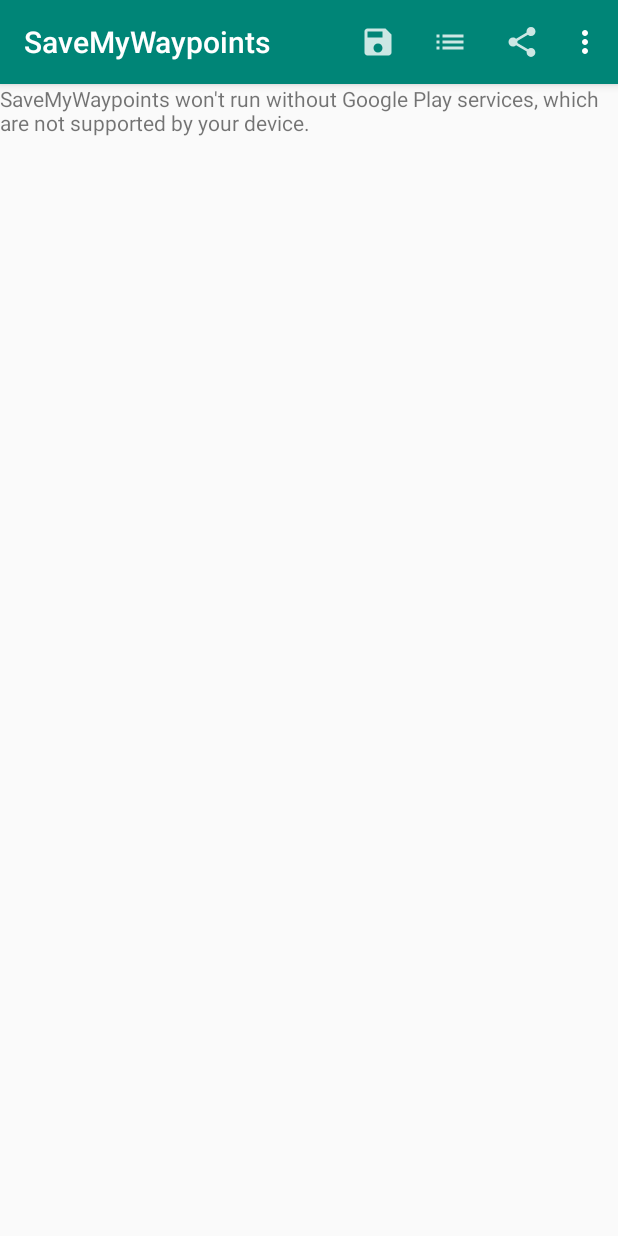
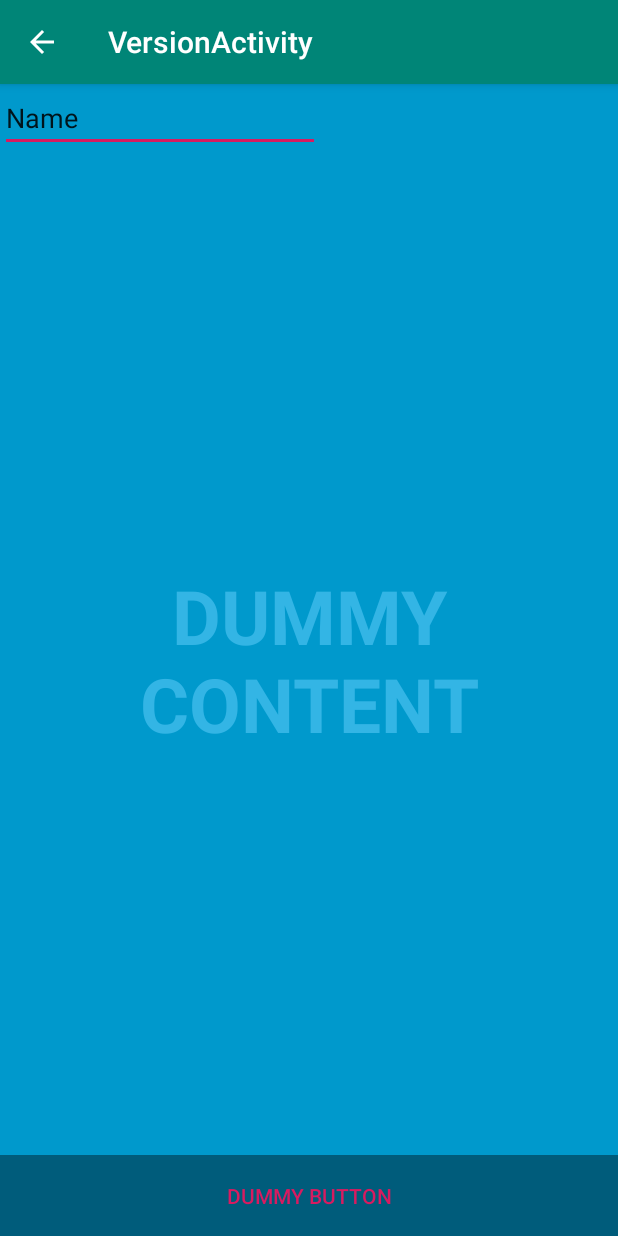
Before and after one commit to floerio/SaveMyWaypoints, an Android app: the screen it shows after launch (MainActivity before the commit, VersionActivity after it), in the options menu, after a tap on "Version", on a phone screen of 412 x 824 dp. Run offline under Robolectric (Android 15) with nearby library versions, the phone set to English and light mode, and no system bars.

Commit message:
Versions Screen hinzugefügt

```diff
--- a/app/build.gradle
+++ b/app/build.gradle
@@ -44,6 +44,7 @@ dependencies {
     implementation 'androidx.core:core-ktx:1.1.0'
     implementation 'com.google.android.gms:play-services-maps:17.0.0'
     implementation 'androidx.constraintlayout:constraintlayout:1.1.3'
+    implementation 'androidx.legacy:legacy-support-v4:1.0.0'
     testImplementation 'junit:junit:4.13'
     androidTestImplementation 'androidx.test.ext:junit:1.1.1'
     androidTestImplementation 'androidx.test.espresso:espresso-core:3.2.0'
--- a/app/src/main/java/com/ofl/savemywaypoints/MainActivity.kt
+++ b/app/src/main/java/com/ofl/savemywaypoints/MainActivity.kt
@@ -109,9 +109,22 @@ class MainActivity : AppCompatActivity(), OnMapReadyCallback {
             Toast.makeText(this, "Waypoints deleted", Toast.LENGTH_LONG).show()
             return true
         }
+
+        //
+        // show the version info screen
+        //
+        if (id == R.id.action_showVersion) {
+            val intent = Intent(this, VersionActivity::class.java).apply {
+                putExtra(EXTRA_MESSAGE, "")
+            }
+            startActivity(intent)
+        }
+
         return super.onOptionsItemSelected(item)
 
     }
+
+
     /**
      * Manipulates the map once available.
      * This callback is triggered when the map is ready to be used.
--- /dev/null
+++ b/app/src/main/java/com/ofl/savemywaypoints/VersionActivity.kt
@@ -0,0 +1,145 @@
+package com.ofl.savemywaypoints
+
+import androidx.appcompat.app.AppCompatActivity
+import android.os.Bundle
+import android.os.Handler
+import android.view.View
+import androidx.core.app.NavUtils
+import android.view.MenuItem
+import kotlinx.android.synthetic.main.activity_version.*
+
+/**
+ * An example full-screen activity that shows and hides the system UI (i.e.
+ * status bar and navigation/system bar) with user interaction.
+ */
+class VersionActivity : AppCompatActivity() {
+    private val mHideHandler = Handler()
+    private val mHidePart2Runnable = Runnable {
+        // Delayed removal of status and navigation bar
+
+        // Note that some of these constants are new as of API 16 (Jelly Bean)
+        // and API 19 (KitKat). It is safe to use them, as they are inlined
+        // at compile-time and do nothing on earlier devices.
+        fullscreen_content.systemUiVisibility =
+            View.SYSTEM_UI_FLAG_LOW_PROFILE or
+                    View.SYSTEM_UI_FLAG_FULLSCREEN or
+                    View.SYSTEM_UI_FLAG_LAYOUT_STABLE or
+                    View.SYSTEM_UI_FLAG_IMMERSIVE_STICKY or
+                    View.SYSTEM_UI_FLAG_LAYOUT_HIDE_NAVIGATION or
+                    View.SYSTEM_UI_FLAG_HIDE_NAVIGATION
+    }
+    private val mShowPart2Runnable = Runnable {
+        // Delayed display of UI elements
+        supportActionBar?.show()
+        fullscreen_content_controls.visibility = View.VISIBLE
+    }
+    private var mVisible: Boolean = false
+    private val mHideRunnable = Runnable { hide() }
+    /**
+     * Touch listener to use for in-layout UI controls to delay hiding the
+     * system UI. This is to prevent the jarring behavior of controls going away
+     * while interacting with activity UI.
+     */
+    private val mDelayHideTouchListener = View.OnTouchListener { _, _ ->
+        if (AUTO_HIDE) {
+            delayedHide(AUTO_HIDE_DELAY_MILLIS)
+        }
+        false
+    }
+
+    override fun onCreate(savedInstanceState: Bundle?) {
+        super.onCreate(savedInstanceState)
+
+        setContentView(R.layout.activity_version)
+        supportActionBar?.setDisplayHomeAsUpEnabled(true)
+
+        mVisible = true
+
+        // Set up the user interaction to manually show or hide the system UI.
+        fullscreen_content.setOnClickListener { toggle() }
+
+        // Upon interacting with UI controls, delay any scheduled hide()
+        // operations to prevent the jarring behavior of controls going away
+        // while interacting with the UI.
+        dummy_button.setOnTouchListener(mDelayHideTouchListener)
+    }
+
+    override fun onPostCreate(savedInstanceState: Bundle?) {
+        super.onPostCreate(savedInstanceState)
+
+        // Trigger the initial hide() shortly after the activity has been
+        // created, to briefly hint to the user that UI controls
+        // are available.
+       // delayedHide(100)
+    }
+
+    override fun onOptionsItemSelected(item: MenuItem): Boolean {
+        val id = item.itemId
+        if (id == android.R.id.home) {
+            // This ID represents the Home or Up button.
+            NavUtils.navigateUpFromSameTask(this)
+            return true
+        }
+        return super.onOptionsItemSelected(item)
+    }
+
+    private fun toggle() {
+        if (mVisible) {
+            hide()
+        } else {
+            show()
+        }
+    }
+
+    private fun hide() {
+        // Hide UI first
+        supportActionBar?.hide()
+        fullscreen_content_controls.visibility = View.GONE
+        mVisible = false
+
+        // Schedule a runnable to remove the status and navigation bar after a delay
+        mHideHandler.removeCallbacks(mShowPart2Runnable)
+        mHideHandler.postDelayed(mHidePart2Runnable, UI_ANIMATION_DELAY.toLong())
+    }
+
+    private fun show() {
+        // Show the system bar
+        fullscreen_content.systemUiVisibility =
+            View.SYSTEM_UI_FLAG_LAYOUT_FULLSCREEN or
+                    View.SYSTEM_UI_FLAG_LAYOUT_HIDE_NAVIGATION
+        mVisible = true
+
+        // Schedule a runnable to display UI elements after a delay
+        mHideHandler.removeCallbacks(mHidePart2Runnable)
+        mHideHandler.postDelayed(mShowPart2Runnable, UI_ANIMATION_DELAY.toLong())
+    }
+
+    /**
+     * Schedules a call to hide() in [delayMillis], canceling any
+     * previously scheduled calls.
+     */
+    private fun delayedHide(delayMillis: Int) {
+        mHideHandler.removeCallbacks(mHideRunnable)
+        mHideHandler.postDelayed(mHideRunnable, delayMillis.toLong())
+    }
+
+    companion object {
+        /**
+         * Whether or not the system UI should be auto-hidden after
+         * [AUTO_HIDE_DELAY_MILLIS] milliseconds.
+         */
+        private val AUTO_HIDE = true
+
+        /**
+         * If [AUTO_HIDE] is set, the number of milliseconds to wait after
+         * user interaction before hiding the system UI.
+         */
+        private val AUTO_HIDE_DELAY_MILLIS = 3000
+
+        /**
+         * Some older devices needs a small delay between UI widget updates
+         * and a change of the status and navigation bar.
+         */
+        private val UI_ANIMATION_DELAY = 300
+    }
+}
--- /dev/null
+++ b/app/src/main/res/layout/activity_version.xml
@@ -0,0 +1,62 @@
+<?xml version="1.0" encoding="utf-8"?>
+<FrameLayout xmlns:android="http://schemas.android.com/apk/res/android"
+    xmlns:tools="http://schemas.android.com/tools"
+    android:layout_width="match_parent"
+    android:layout_height="match_parent"
+    android:background="#0099cc"
+    tools:context=".VersionActivity">
+
+    <!-- The primary full-screen view. This can be replaced with whatever view
+         is needed to present your content, e.g. VideoView, SurfaceView,
+         TextureView, etc. -->
+    <TextView
+        android:id="@+id/fullscreen_content"
+        android:layout_width="match_parent"
+        android:layout_height="match_parent"
+        android:gravity="center"
+        android:keepScreenOn="true"
+        android:text="@string/dummy_content"
+        android:textColor="#33b5e5"
+        android:textSize="50sp"
+        android:textStyle="bold" />
+
+    <!-- This FrameLayout insets its children based on system windows using
+         android:fitsSystemWindows. -->
+    <FrameLayout
+        android:layout_width="match_parent"
+        android:layout_height="match_parent"
+        android:fitsSystemWindows="true">
+
+        <EditText
+            android:id="@+id/editText"
+            android:layout_width="wrap_content"
+            android:layout_height="wrap_content"
+            android:ems="10"
+            android:inputType="textPersonName"
+            android:text="Name" />
+
+        <LinearLayout
+            android:id="@+id/fullscreen_content_controls"
+            style="?metaButtonBarStyle"
+            android:layout_width="match_parent"
+            android:layout_height="wrap_content"
+            android:layout_gravity="bottom|center_horizontal"
+            android:background="@color/black_overlay"
+            android:orientation="horizontal"
+            tools:ignore="UselessParent">
+
+
+            <Button
+                android:id="@+id/dummy_button"
+                style="?metaButtonBarButtonStyle"
+                android:layout_width="0dp"
+                android:layout_height="wrap_content"
+                android:layout_weight="1"
+                android:text="@string/dummy_button" />
+
+        </LinearLayout>
+
+
+    </FrameLayout>
+
+</FrameLayout>
--- a/app/src/main/res/layout/wp_entry.xml
+++ b/app/src/main/res/layout/wp_entry.xml
@@ -1,6 +1,7 @@
 <?xml version="1.0" encoding="utf-8"?>
 <LinearLayout xmlns:android="http://schemas.android.com/apk/res/android"
-    android:orientation="horizontal" android:layout_width="match_parent"
+    android:orientation="horizontal"
+    android:layout_width="match_parent"
     android:layout_height="match_parent">
 
     <TextView
--- a/app/src/main/res/values/colors.xml
+++ b/app/src/main/res/values/colors.xml
@@ -3,4 +3,6 @@
     <color name="colorPrimary">#008577</color>
     <color name="colorPrimaryDark">#00574B</color>
     <color name="colorAccent">#D81B60</color>
+
+    <color name="black_overlay">#66000000</color>
 </resources>
--- a/app/src/main/res/values/strings.xml
+++ b/app/src/main/res/values/strings.xml
@@ -4,4 +4,8 @@
     <string name="table_wps_list">wps_list</string>
     <string name="error_happened">Es ging etwas schief :-(</string>
     <string name="save_waypoints">SaveMyWaypoints</string>
+
+    <string name="title_activity_version">VersionActivity</string>
+    <string name="dummy_button">Dummy Button</string>
+    <string name="dummy_content">DUMMY\nCONTENT</string>
 </resources>
--- a/app/src/main/res/values/styles.xml
+++ b/app/src/main/res/values/styles.xml
@@ -8,4 +8,16 @@
         <item name="colorAccent">@color/colorAccent</item>
     </style>
 
+    <style name="FullscreenTheme" parent="AppTheme">
+        <item name="android:actionBarStyle">@style/FullscreenActionBarStyle</item>
+        <item name="android:windowActionBarOverlay">true</item>
+        <item name="android:windowBackground">@null</item>
+        <item name="metaButtonBarStyle">?android:attr/buttonBarStyle</item>
+        <item name="metaButtonBarButtonStyle">?android:attr/buttonBarButtonStyle</item>
+    </style>
+
+    <style name="FullscreenActionBarStyle" parent="Widget.AppCompat.ActionBar">
+        <item name="android:background">@color/black_overlay</item>
+    </style>
+
 </resources>
```
Also changed, not shown: app/src/main/AndroidManifest.xml (+18 -5 lines), app/src/main/res/values/attrs.xml (added, +12 -0 lines).
